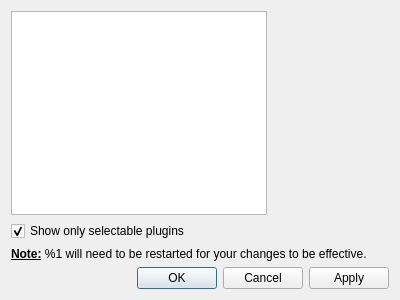
opencor/opencor, file src/pluginswindow.ui: the form before one commit.
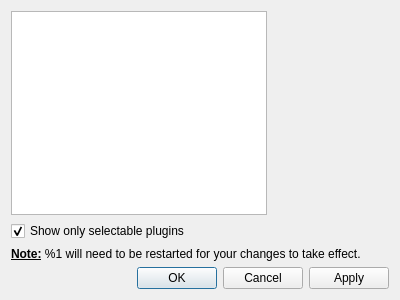
The form after the commit.

Patch:
```diff
--- a/src/pluginswindow.ui
+++ b/src/pluginswindow.ui
@@ -186,7 +186,7 @@
    <item>
     <widget class="QLabel" name="noteLabel">
      <property name="text">
-      <string>&lt;b&gt;&lt;u&gt;Note:&lt;/u&gt;&lt;/b&gt; %1 will need to be restarted for your changes to be effective.</string>
+      <string>&lt;b&gt;&lt;u&gt;Note:&lt;/u&gt;&lt;/b&gt; %1 will need to be restarted for your changes to take effect.</string>
      </property>
      <property name="wordWrap">
       <bool>true</bool>
```
